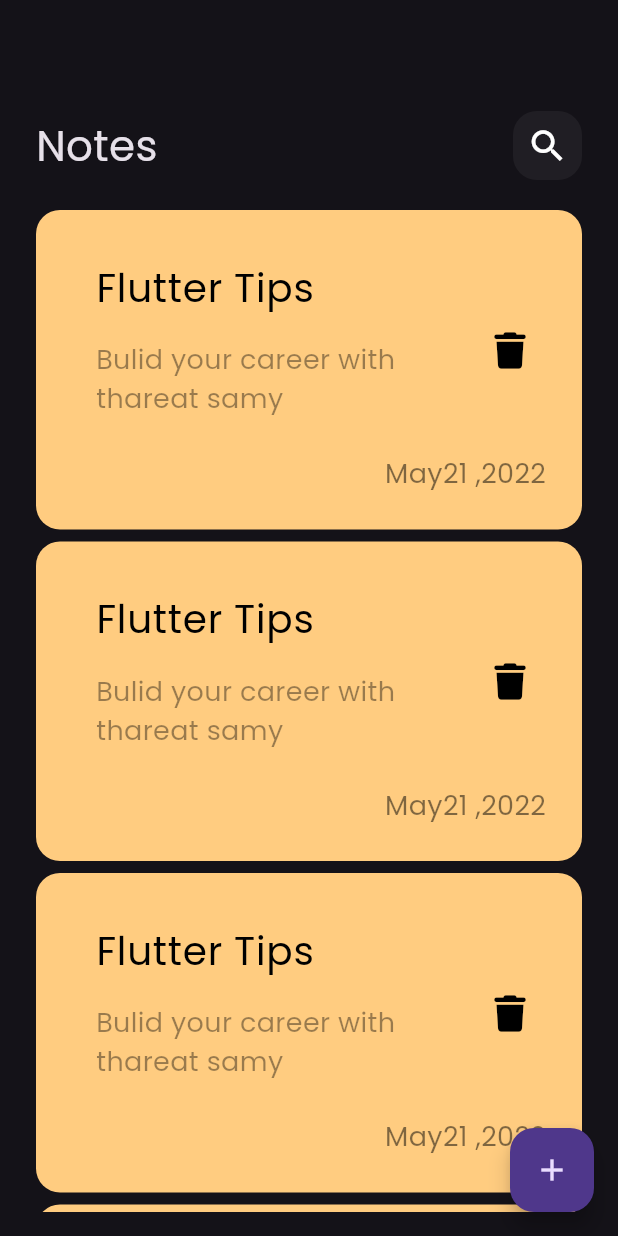
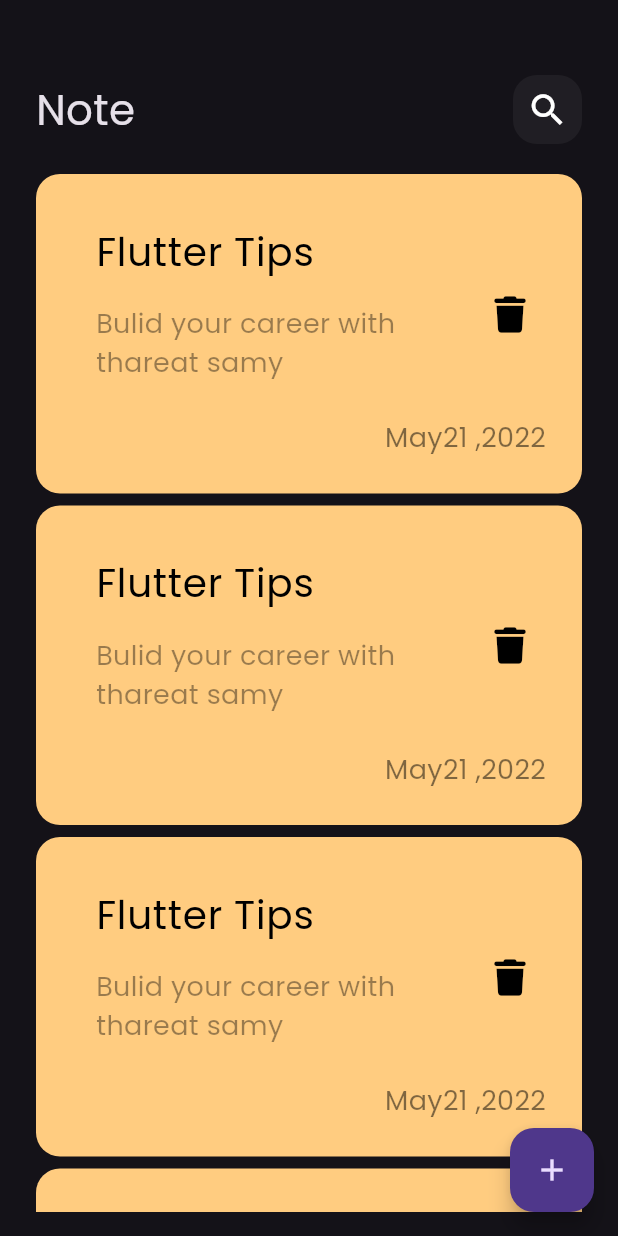
Before and after one commit to Shehab-Emad20/Notes_App, a Flutter app: the screen it shows after launch, on a phone screen of 412 x 824 dp. Run offline on Flutter 3.47's test engine with Material 3 defaults, Android fonts, the phone set to English and light mode, and no system bars; our stand-ins replace font_awesome_flutter.

Commit message:
add custom app bar to edit note view

```diff
--- a/lib/views/edit_note_view.dart
+++ b/lib/views/edit_note_view.dart
@@ -6,7 +6,7 @@ class EditNoteView extends StatelessWidget {
 
   @override
   Widget build(BuildContext context) {
-    return Scaffold(
+    return const Scaffold(
       body: EditNoteViewBody(),
     );
   }
--- a/lib/widgets/custom_app_bar.dart
+++ b/lib/widgets/custom_app_bar.dart
@@ -2,22 +2,20 @@ import 'package:flutter/material.dart';
 import 'package:notes_app/widgets/custom_search_icon.dart';
 
 class CustomAppBar extends StatelessWidget {
-  const CustomAppBar({super.key});
-
+  const CustomAppBar({super.key, required this.title, required this.icon});
+  final String title;
+  final IconData icon;
   @override
   Widget build(BuildContext context) {
-    return const Padding(
-      padding: EdgeInsets.only(top: 24),
-      child: Row(
-        children: [
-          Text(
-            'Notes',
-            style: TextStyle(fontSize: 28),
-          ),
-          Spacer(),
-          CustomSearchIcon()
-        ],
-      ),
+    return Row(
+      mainAxisAlignment: MainAxisAlignment.spaceBetween,
+      children: [
+        Text(
+          title,
+          style: const TextStyle(fontSize: 28),
+        ),
+        CustomIcon(icon: icon)
+      ],
     );
   }
 }
--- a/lib/widgets/custom_note_item.dart
+++ b/lib/widgets/custom_note_item.dart
@@ -10,8 +10,8 @@ class NoteItem extends StatelessWidget {
     return GestureDetector(
       onTap: () {
         // Navigate to the note details page
-        Navigator.push(
-            context, MaterialPageRoute(builder: (context) => EditNoteView()));
+        Navigator.push(context,
+            MaterialPageRoute(builder: (context) => const EditNoteView()));
       },
       child: Container(
         padding: const EdgeInsets.only(top: 24, bottom: 24, left: 24),
--- a/lib/widgets/custom_search_icon.dart
+++ b/lib/widgets/custom_search_icon.dart
@@ -1,8 +1,9 @@
 import 'package:flutter/material.dart';
 
-class CustomSearchIcon extends StatelessWidget {
-  const CustomSearchIcon({super.key});
+class CustomIcon extends StatelessWidget {
+  const CustomIcon({super.key, required this.icon});
 
+  final IconData icon;
   @override
   Widget build(BuildContext context) {
     return Container(
@@ -11,8 +12,8 @@ class CustomSearchIcon extends StatelessWidget {
       decoration: BoxDecoration(
           color: Colors.white.withOpacity(.05),
           borderRadius: BorderRadius.circular(16)),
-      child: const Center(
-        child: Icon(Icons.search, size: 28),
+      child: Center(
+        child: Icon(icon, size: 28),
       ),
     );
   }
--- a/lib/widgets/notes_view_body.dart
+++ b/lib/widgets/notes_view_body.dart
@@ -14,7 +14,10 @@ class NotesViweBody extends StatelessWidget {
           SizedBox(
             height: 50,
           ),
-          CustomAppBar(),
+          CustomAppBar(
+            title: 'Note',
+            icon: Icons.search,
+          ),
           Expanded(child: NotesListView())
         ],
       ),
```
Also changed, not shown: lib/widgets/edit_note_view_body.dart (+15 -1 lines).
